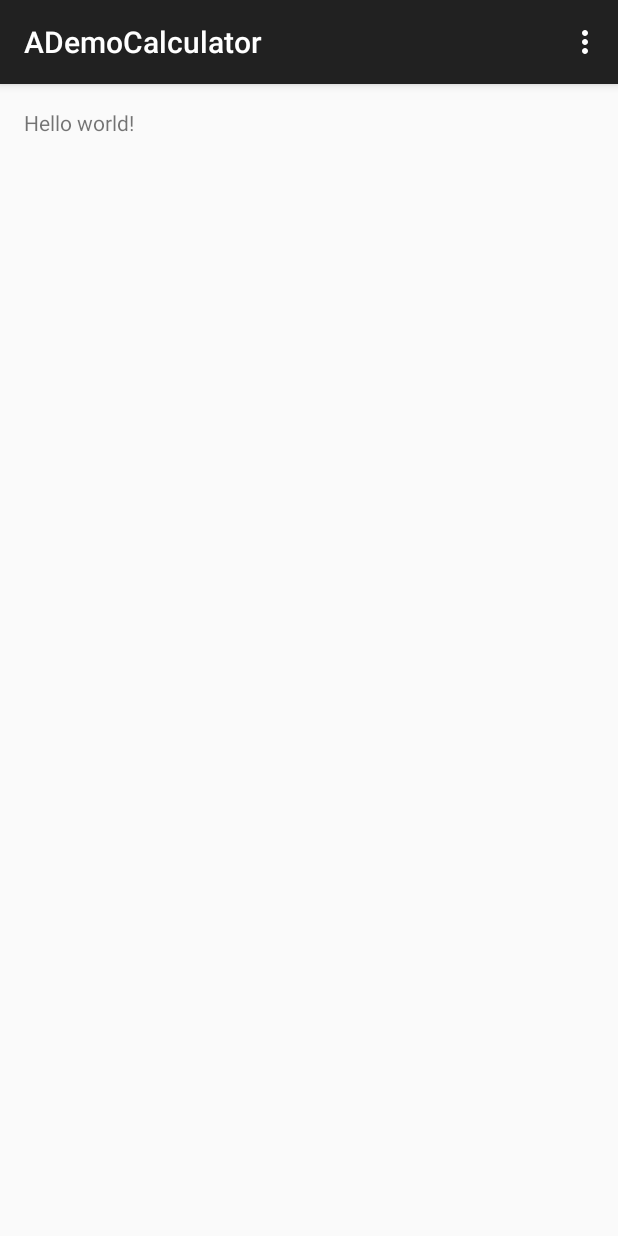
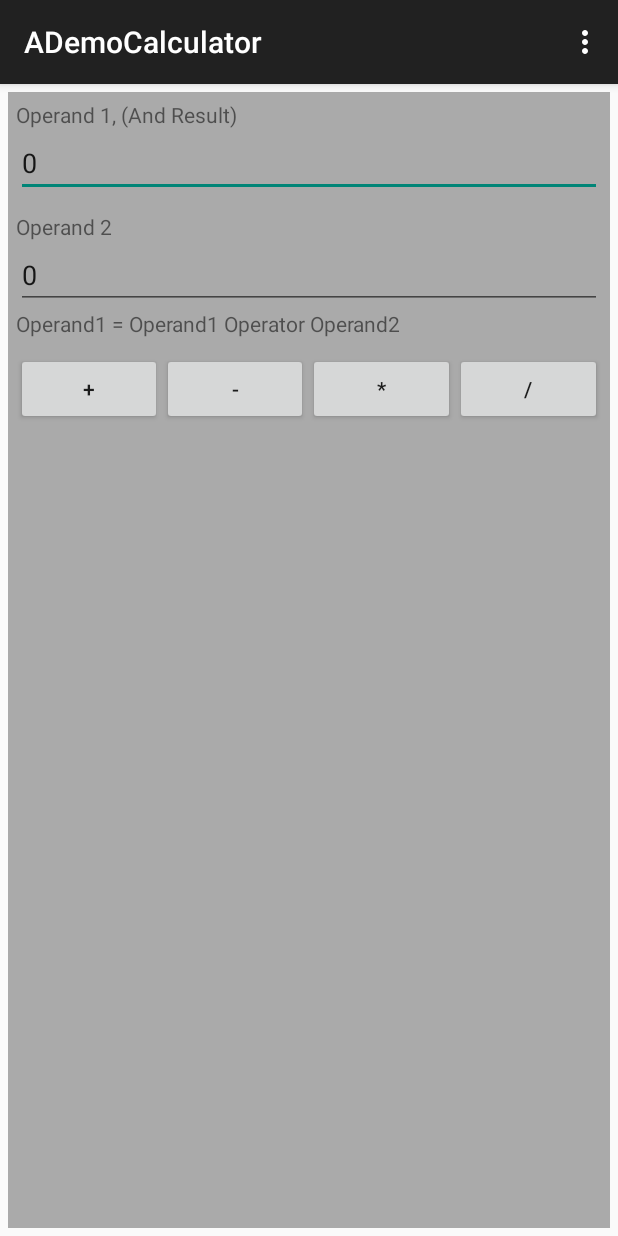
Before and after one commit to airOfBengal/Android_ADemoCalculator, an Android app: the screen it shows after launch (MainActivity), on a phone screen of 412 x 824 dp. Run offline under Robolectric (Android 15) with nearby library versions, the phone set to English and light mode, and no system bars.

Commit message:
UI Design: Layout for the demo calculator is designed.

```diff
--- a/app/src/main/res/layout/activity_main.xml
+++ b/app/src/main/res/layout/activity_main.xml
@@ -1,11 +1,79 @@
-<RelativeLayout xmlns:android="http://schemas.android.com/apk/res/android"
-    xmlns:tools="http://schemas.android.com/tools" android:layout_width="match_parent"
-    android:layout_height="match_parent" android:paddingLeft="@dimen/activity_horizontal_margin"
-    android:paddingRight="@dimen/activity_horizontal_margin"
-    android:paddingTop="@dimen/activity_vertical_margin"
-    android:paddingBottom="@dimen/activity_vertical_margin" tools:context=".MainActivity">
+<?xml version="1.0" encoding="utf-8"?>
+<LinearLayout
+    android:layout_height="match_parent"
+    android:layout_width="match_parent"
+    xmlns:android="http://schemas.android.com/apk/res/android"
+    android:orientation="vertical"
+    android:layout_margin="5dp"
+    android:padding="5dp"
+    android:background="@android:color/darker_gray">
 
-    <TextView android:text="@string/hello_world" android:layout_width="wrap_content"
-        android:layout_height="wrap_content" />
+    <!-- Operand 1 -->
+    <TextView
+        android:layout_width="match_parent"
+        android:layout_height="wrap_content"
+        android:text="@string/operand_1"/>
+    <EditText
+        android:layout_width="match_parent"
+        android:layout_height="wrap_content"
+        android:id="@+id/etOperandOne"
+        android:text="@string/zero"
+        android:inputType="numberDecimal"/>
 
-</RelativeLayout>
+    <!-- Operand 2 -->
+    <TextView
+        android:layout_width="match_parent"
+        android:layout_height="wrap_content"
+        android:text="@string/operand_2"
+        android:layout_marginTop="10dp"/>
+
+    <EditText
+        android:layout_width="match_parent"
+        android:layout_height="wrap_content"
+        android:id="@+id/etOperandTwo"
+        android:text="@string/zero"
+        android:inputType="numberDecimal"/>
+
+    <!-- Buttons for Various Operators -->
+    <TextView
+        android:layout_width="match_parent"
+        android:layout_height="wrap_content"
+        android:text="@string/message"/>
+
+    <LinearLayout
+        android:layout_width="match_parent"
+        android:layout_height="wrap_content"
+        android:orientation="horizontal"
+        android:layout_marginTop="10dp">
+
+        <Button
+            android:layout_width="wrap_content"
+            android:layout_height="wrap_content"
+            android:id="@+id/bOperatorPlus"
+            android:layout_weight="1"
+            android:text="@string/plus"/>
+
+        <Button
+            android:layout_width="wrap_content"
+            android:layout_height="wrap_content"
+            android:id="@+id/bOperatorMinus"
+            android:layout_weight="1"
+            android:text="@string/minus"/>
+
+        <Button
+            android:layout_width="wrap_content"
+            android:layout_height="wrap_content"
+            android:id="@+id/bOperatorMultiply"
+            android:layout_weight="1"
+            android:text="@string/multiply"/>
+
+        <Button
+            android:layout_width="wrap_content"
+            android:layout_height="wrap_content"
+            android:id="@+id/bOperatorDivide"
+            android:layout_weight="1"
+            android:text="@string/divide"/>
+
+    </LinearLayout>
+
+</LinearLayout>
--- a/app/src/main/res/values/strings.xml
+++ b/app/src/main/res/values/strings.xml
@@ -3,4 +3,12 @@
 
     <string name="hello_world">Hello world!</string>
     <string name="action_settings">Settings</string>
+    <string name="operand_1">Operand 1, (And Result)</string>
+    <string name="zero">0</string>
+    <string name="operand_2">Operand 2</string>
+    <string name="message">Operand1 = Operand1 Operator Operand2</string>
+    <string name="plus">+</string>
+    <string name="minus">-</string>
+    <string name="multiply">*</string>
+    <string name="divide">/</string>
 </resources>
```
Also changed, not shown: 2 other files.
